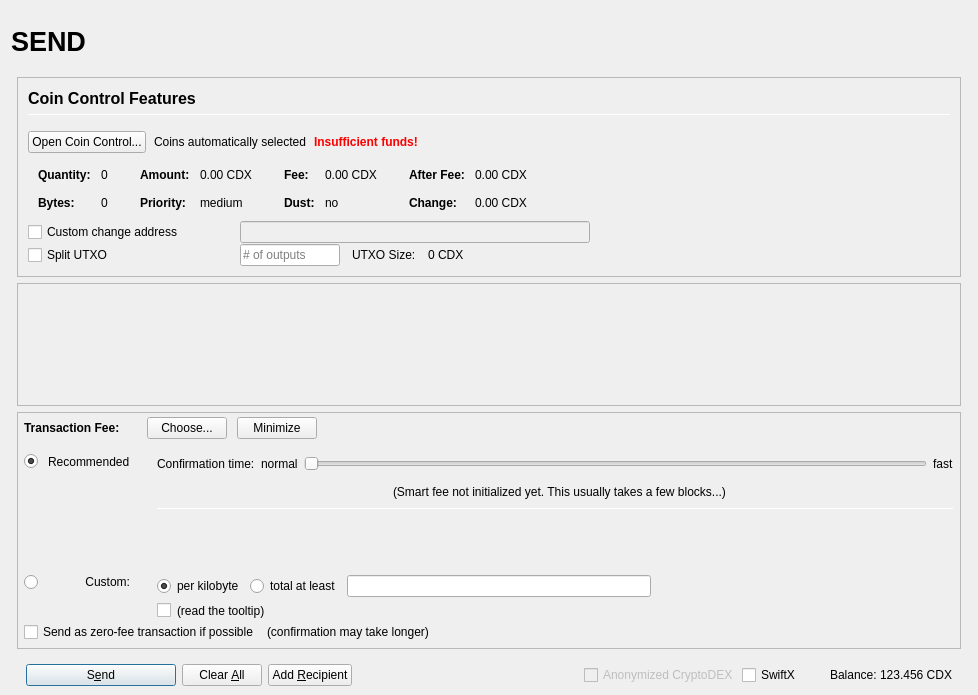
First picture: the form in src/qt/forms/sendcoinsdialog.ui, repository 22388o/CryptoDEX, before the edit.
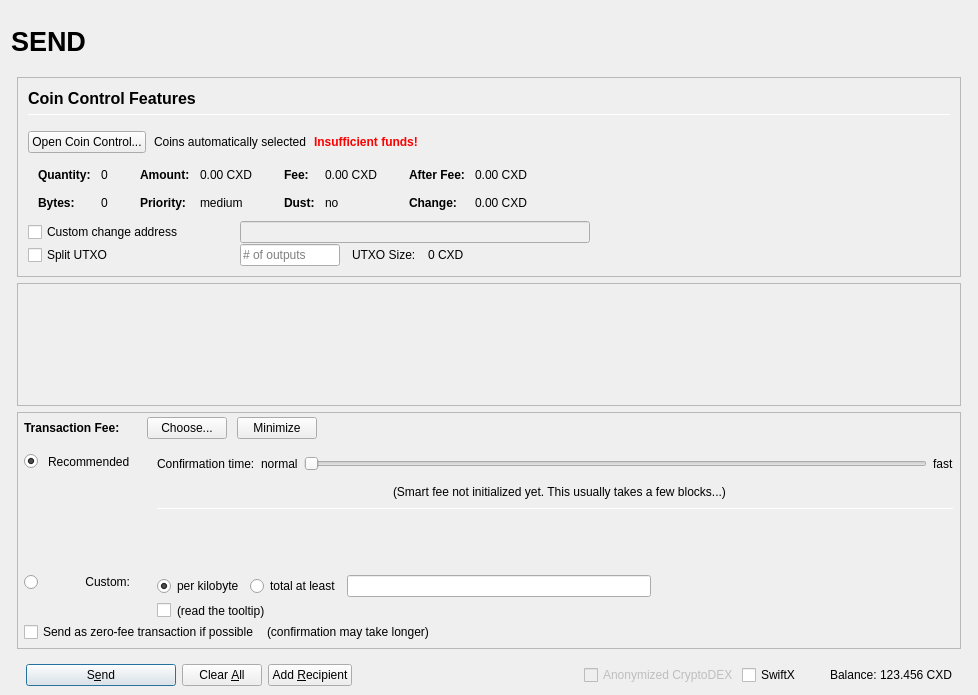
Second picture: the form after the edit. Icons and pictures are not drawn. Custom widgets are drawn as their Qt base class.

```diff
--- a/src/qt/forms/sendcoinsdialog.ui
+++ b/src/qt/forms/sendcoinsdialog.ui
@@ -493,7 +493,7 @@
                         <enum>Qt::ActionsContextMenu</enum>
                        </property>
                        <property name="text">
-                        <string notr="true">0.00 CDX</string>
+                        <string notr="true">0.00 CXD</string>
                        </property>
                        <property name="textInteractionFlags">
                         <set>Qt::LinksAccessibleByMouse|Qt::TextSelectableByKeyboard|Qt::TextSelectableByMouse</set>
@@ -573,7 +573,7 @@
                         <enum>Qt::ActionsContextMenu</enum>
                        </property>
                        <property name="text">
-                        <string notr="true">0.00 CDX</string>
+                        <string notr="true">0.00 CXD</string>
                        </property>
                        <property name="textInteractionFlags">
                         <set>Qt::LinksAccessibleByMouse|Qt::TextSelectableByKeyboard|Qt::TextSelectableByMouse</set>
@@ -653,7 +653,7 @@
                         <enum>Qt::ActionsContextMenu</enum>
                        </property>
                        <property name="text">
-                        <string notr="true">0.00 CDX</string>
+                        <string notr="true">0.00 CXD</string>
                        </property>
                        <property name="textInteractionFlags">
                         <set>Qt::LinksAccessibleByMouse|Qt::TextSelectableByKeyboard|Qt::TextSelectableByMouse</set>
@@ -682,7 +682,7 @@
                         <enum>Qt::ActionsContextMenu</enum>
                        </property>
                        <property name="text">
-                        <string notr="true">0.00 CDX</string>
+                        <string notr="true">0.00 CXD</string>
                        </property>
                        <property name="textInteractionFlags">
                         <set>Qt::LinksAccessibleByMouse|Qt::TextSelectableByKeyboard|Qt::TextSelectableByMouse</set>
@@ -849,7 +849,7 @@
                 <item>
                  <widget class="QLabel" name="labelBlockSize">
                   <property name="text">
-                   <string>0 CDX</string>
+                   <string>0 CXD</string>
                   </property>
                  </widget>
                 </item>
@@ -1725,7 +1725,7 @@
                 <cursorShape>IBeamCursor</cursorShape>
                </property>
                <property name="text">
-                <string notr="true">123.456 CDX</string>
+                <string notr="true">123.456 CXD</string>
                </property>
                <property name="textInteractionFlags">
                 <set>Qt::LinksAccessibleByMouse|Qt::TextSelectableByKeyboard|Qt::TextSelectableByMouse</set>
```
Left out of the diff: 6 changed lines with no effect on the pictures.
